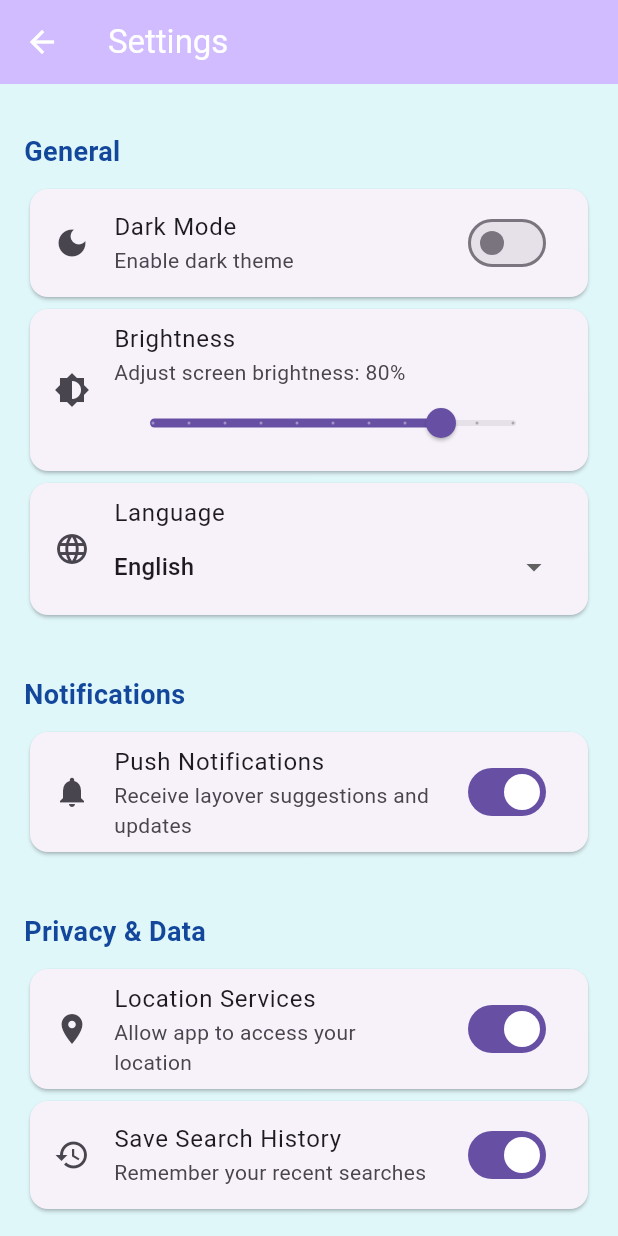
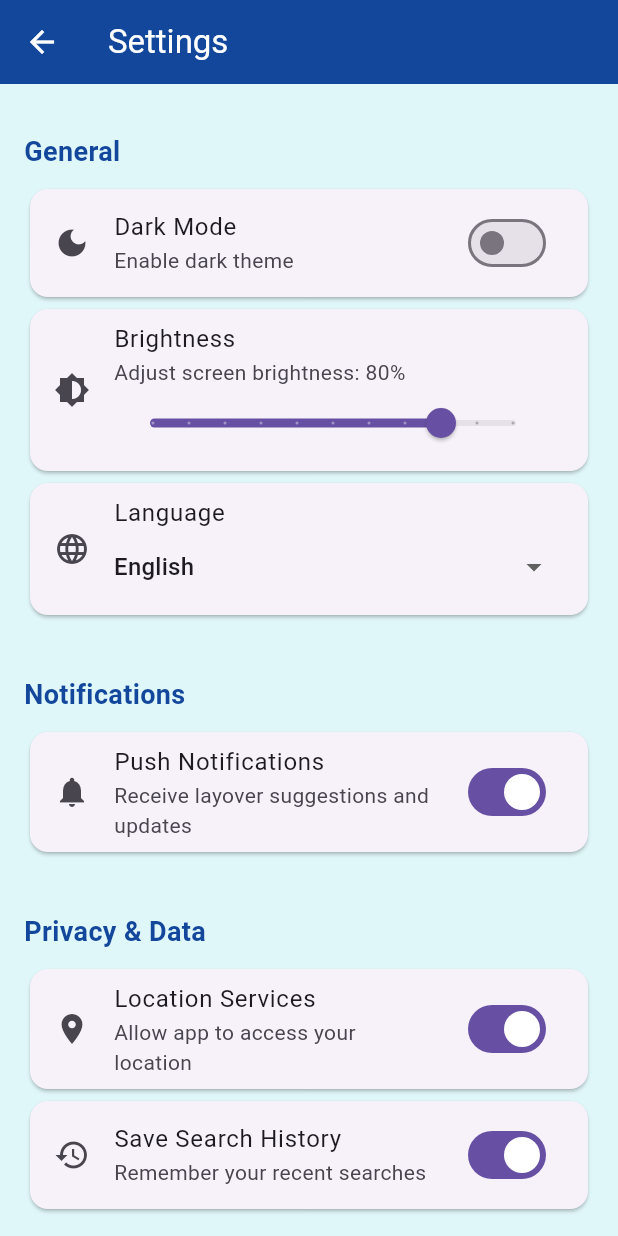
Before and after one commit to lenarduzziadam/AirportEscapeCapstoneFall25Group, a Flutter app: the SettingsPage screen opened directly, on a phone screen of 412 x 824 dp. Run offline on Flutter 3.47's test engine with Material 3 defaults, Android fonts, the phone set to English and light mode, and no system bars; our stand-ins replace firebase_core, firebase_database, flutter_dotenv, geolocator, google_maps_flutter; accounts and stored records are empty.

```diff
--- a/airport_escape/lib/settings_menu.dart
+++ b/airport_escape/lib/settings_menu.dart
@@ -38,7 +38,7 @@ class _SettingsPageState extends State<SettingsPage> {
     return Scaffold(
       appBar: AppBar(
         title: const Text('Settings'),
-        backgroundColor: Theme.of(context).colorScheme.inversePrimary,
+        backgroundColor: Theme.of(context).primaryColor,
       ),
       body: ListView(
         padding: const EdgeInsets.all(16.0),
```
